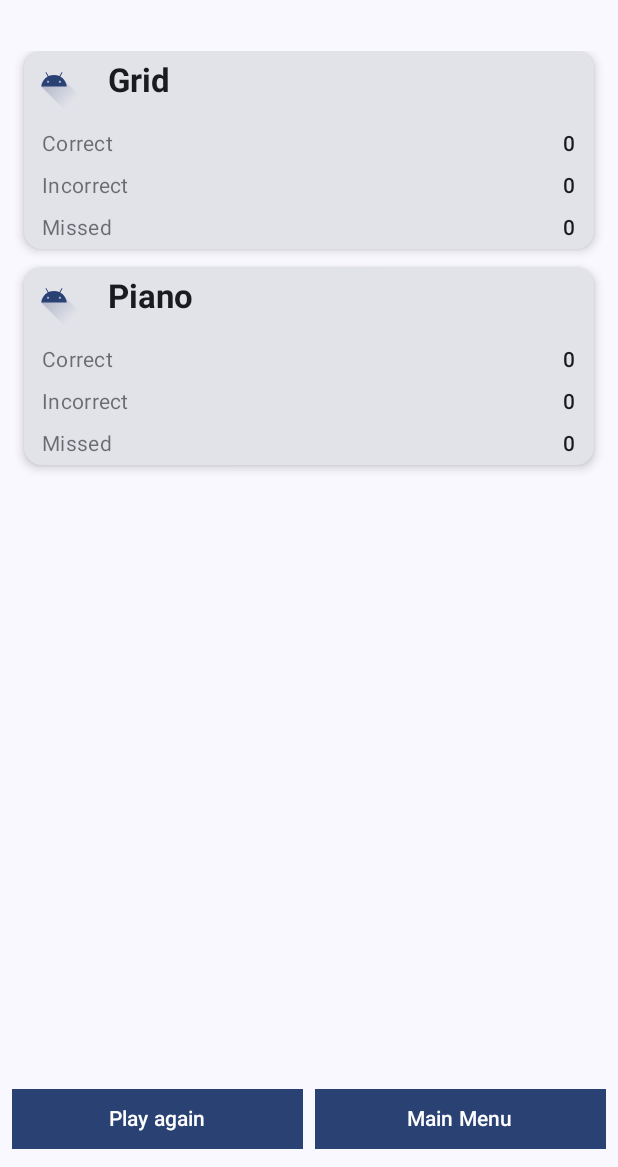
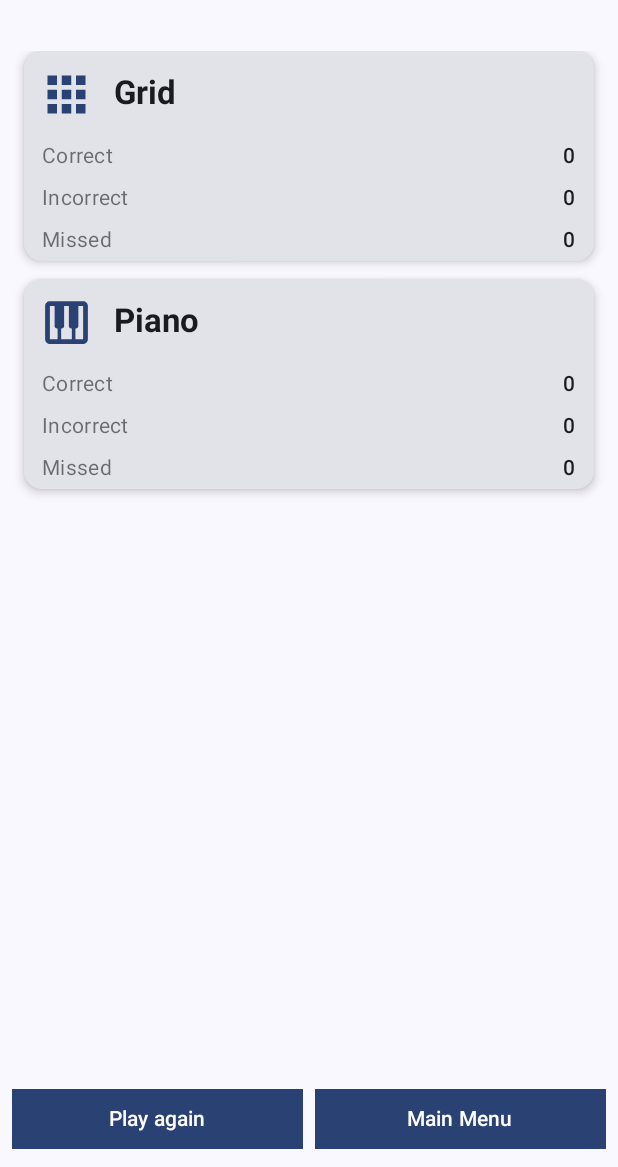
Before and after one commit to Tuple-N-Back/Tuple-N-Back, an Android app built with Jetpack Compose: the GameSummaryScreen screen opened through its navigation route, on a phone screen of 412 x 824 dp, the part 69-1236 px from its top. Run offline under Robolectric (Android 15) with nearby library versions, the phone set to English and light mode, and no system bars.

Commit message:
add game selection view

```diff
--- a/app/src/main/java/org/squidfish/tuple_n_back/GameScreen.kt
+++ b/app/src/main/java/org/squidfish/tuple_n_back/GameScreen.kt
@@ -47,8 +47,6 @@ fun GameScreen(
         LaunchedEffect(Unit) {
             onFinnish()
         }
-        //GameSummaryScreen(state.gameStats)
-        //onFinnish()
     }
 
 
--- /dev/null
+++ b/app/src/main/java/org/squidfish/tuple_n_back/GameSelectionScreen.kt
@@ -0,0 +1,106 @@
+package org.squidfish.tuple_n_back
+
+import androidx.compose.foundation.BorderStroke
+import androidx.compose.foundation.layout.Arrangement
+import androidx.compose.foundation.layout.Column
+import androidx.compose.foundation.layout.Row
+import androidx.compose.foundation.layout.Spacer
+import androidx.compose.foundation.layout.fillMaxSize
+import androidx.compose.foundation.layout.fillMaxWidth
+import androidx.compose.foundation.layout.padding
+import androidx.compose.foundation.layout.size
+import androidx.compose.foundation.lazy.LazyColumn
+import androidx.compose.foundation.lazy.items
+import androidx.compose.material3.Card
+import androidx.compose.material3.CardDefaults
+import androidx.compose.material3.Icon
+import androidx.compose.material3.MaterialTheme
+import androidx.compose.material3.Text
+import androidx.compose.runtime.Composable
+import androidx.compose.ui.Alignment
+import androidx.compose.ui.Modifier
+import androidx.compose.ui.graphics.vector.ImageVector
+import androidx.compose.ui.res.vectorResource
+import androidx.compose.ui.tooling.preview.Preview
+import androidx.compose.ui.unit.dp
+import org.squidfish.tuple_n_back.models.Game
+
+@Composable
+fun GameSelectionScreen(onStartGame: () -> Unit) {
+    Column(
+        modifier = Modifier.fillMaxSize(),
+        verticalArrangement = Arrangement.Top,
+        horizontalAlignment = Alignment.CenterHorizontally
+    ) {
+        LazyColumn(
+            modifier = Modifier.fillMaxWidth(),
+            verticalArrangement = Arrangement.Top
+        ) {
+            items(Game.entries.toTypedArray()) { game ->
+                // TODO: fetch
+                GameCard(game, 2, 123, onStartGame)
+            }
+        }
+    }
+    //Column(
+    //    modifier = Modifier.fillMaxSize(),
+    //    verticalArrangement = Arrangement.Center,
+    //    horizontalAlignment = Alignment.CenterHorizontally
+    //) {
+    //    Button(onClick = onStartGame) {
+    //        Text("Start New Game")
+    //    }
+    //}
+}
+
+@Composable
+fun GameCard(games: Game, highestLvl: Int, totalGames: Long, onClick: () -> Unit) {
+    // on-click open pop-up
+    Card(
+        modifier = Modifier.fillMaxWidth().padding(start = 16.dp, end = 16.dp, bottom = 8.dp, top = 8.dp),
+        border = BorderStroke(2.dp, MaterialTheme.colorScheme.tertiary),
+        elevation = CardDefaults.cardElevation(defaultElevation = 4.dp),
+        onClick = onClick
+    ) {
+        Row(modifier = Modifier.fillMaxWidth().padding(16.dp),
+            horizontalArrangement = Arrangement.SpaceBetween,
+            verticalAlignment = Alignment.CenterVertically)
+        {
+            Row(modifier = Modifier, horizontalArrangement = Arrangement.Start) {
+                // Game text
+                games.modules.forEach { game ->
+                    Text("$game ", style = MaterialTheme.typography.displaySmall)
+                }
+            }
+
+            Row(horizontalArrangement = Arrangement.End, modifier = Modifier.fillMaxWidth()) {
+                games.modules.forEach { game ->
+                    Icon(
+                        imageVector = ImageVector.vectorResource(game.toGameIconRes()),
+                        contentDescription = "Grid and Piano game",
+                        modifier = Modifier.size(48.dp)
+                    )
+
+                    Spacer(Modifier.size(4.dp))
+                }
+            }
+        }
+
+        Spacer(Modifier.size(12.dp))
+        Row(modifier = Modifier.fillMaxWidth().padding(bottom = 16.dp, end = 20.dp),
+            horizontalArrangement = Arrangement.End,
+            verticalAlignment = Alignment.CenterVertically,
+        ) {
+            Column() {
+                Text("Level: $highestLvl", style = MaterialTheme.typography.headlineMedium)
+                Text("Games: $totalGames", style = MaterialTheme.typography.bodyLarge)
+            }
+        }
+    }
+}
+
+@Preview
+@Composable
+fun GameSelectionScreenPreview() {
+    TupleNBackApp()
+}
--- a/app/src/main/java/org/squidfish/tuple_n_back/GameSummary.kt
+++ b/app/src/main/java/org/squidfish/tuple_n_back/GameSummary.kt
@@ -98,16 +98,16 @@ fun StatCard(modifier: Modifier, game: GameType, stats: GameStats) {
         // Icon and name
         Row(
             verticalAlignment = Alignment.CenterVertically,
-            modifier = Modifier.padding(bottom = 8.dp)
+            modifier = Modifier.padding(bottom = 8.dp, top = 8.dp, start = 8.dp)
         ) {
             Icon(
-                imageVector = icon,
+                imageVector = ImageVector.vectorResource(game.toGameIconRes()),
                 contentDescription = "$game",
-                modifier = Modifier.size(40.dp),
+                modifier = Modifier.size(40.dp).padding(top=2.dp),
                 tint = MaterialTheme.colorScheme.primary
             )
 
-            Spacer(modifier = Modifier.width(16.dp))
+            Spacer(modifier = Modifier.width(12.dp))
 
             Text(
                 text = "$game",
--- a/app/src/main/java/org/squidfish/tuple_n_back/MainMenuScreen.kt
+++ /dev/null
@@ -1,23 +0,0 @@
-package org.squidfish.tuple_n_back
-
-import androidx.compose.foundation.layout.Arrangement
-import androidx.compose.foundation.layout.Column
-import androidx.compose.foundation.layout.fillMaxSize
-import androidx.compose.material3.Button
-import androidx.compose.material3.Text
-import androidx.compose.runtime.Composable
-import androidx.compose.ui.Alignment
-import androidx.compose.ui.Modifier
-
-@Composable
-fun MainMenuScreen(onStartGame: () -> Unit) {
-    Column(
-        modifier = Modifier.fillMaxSize(),
-        verticalArrangement = Arrangement.Center,
-        horizontalAlignment = Alignment.CenterHorizontally
-    ) {
-        Button(onClick = onStartGame) {
-            Text("Start New Game")
-        }
-    }
-}
--- a/app/src/main/java/org/squidfish/tuple_n_back/TupleNBackApp.kt
+++ b/app/src/main/java/org/squidfish/tuple_n_back/TupleNBackApp.kt
@@ -16,13 +16,12 @@ import androidx.navigation.compose.composable
 import androidx.navigation.compose.rememberNavController
 import org.squidfish.tuple_n_back.models.AppEvent
 import org.squidfish.tuple_n_back.models.GameSettings
-import org.squidfish.tuple_n_back.models.GameStats
 import org.squidfish.tuple_n_back.models.GameType
 import org.squidfish.tuple_n_back.models.GameViewModel
 
 
 enum class ScreenType(@StringRes val title: Int) {
-    MainMenu(R.string.main_menu_screen_name),
+    GameSelection(R.string.game_selection_screen_name),
     Game(R.string.game_screen_name),
     Summary(R.string.summary_screen_name)
 }
@@ -39,7 +38,7 @@ fun TupleNBackApp (
     ) { innerPadding ->
         NavHost(
             navController = navController,
-            startDestination = ScreenType.MainMenu.name,
+            startDestination = ScreenType.GameSelection.name,
             modifier = Modifier.padding(innerPadding)
         ) {
 
@@ -66,7 +65,7 @@ fun TupleNBackApp (
                         gameModel.onEvent(AppEvent.PlayAgain)
                     },
                     onMainMenu = {
-                        navController.navigate(ScreenType.MainMenu.name) {
+                        navController.navigate(ScreenType.GameSelection.name) {
                             popUpTo(0)
                         }
                         gameModel.onEvent(AppEvent.ResetGameState)
@@ -74,9 +73,9 @@ fun TupleNBackApp (
                 )
                 Log.v(TAG, "Finished GameSummaryScreen composition")
             }
-            composable(route = ScreenType.MainMenu.name) {
-                Log.v(TAG, "Composing ${ScreenType.MainMenu}")
-                MainMenuScreen(onStartGame = {
+            composable(route = ScreenType.GameSelection.name) {
+                Log.v(TAG, "Composing ${ScreenType.GameSelection}")
+                GameSelectionScreen(onStartGame = {
                     navController.navigate(ScreenType.Game.name)
                     gameModel.onEvent(AppEvent.PlayAgain)
                 })
--- a/app/src/main/java/org/squidfish/tuple_n_back/models/GameSettings.kt
+++ b/app/src/main/java/org/squidfish/tuple_n_back/models/GameSettings.kt
@@ -1,5 +1,6 @@
 package org.squidfish.tuple_n_back.models
 
+import androidx.annotation.DrawableRes
 import androidx.annotation.StringRes
 import org.squidfish.tuple_n_back.R
 
@@ -26,4 +27,18 @@ enum class GameType(@StringRes val type: Int) {
             Vibration -> TODO()
         }
     }
+
+    fun toGameIconRes(): Int {
+        return when (this) {
+            Grid -> R.drawable.grid_game_icon
+            Piano -> R.drawable.piano_game_icon
+
+            else -> TODO()
+        }
+    }
 }
+
+enum class Game(val modules: List<GameType>) {
+    GridPiano(listOf(GameType.Grid, GameType.Piano)),
+    Grid(listOf(GameType.Grid))
+}
--- /dev/null
+++ b/app/src/main/res/drawable/grid_game_icon.xml
@@ -0,0 +1,5 @@
+<vector xmlns:android="http://schemas.android.com/apk/res/android" android:alpha="0.75" android:height="24dp" android:tint="#000000" android:viewportHeight="24" android:viewportWidth="24" android:width="24dp">
+
+    <path android:fillColor="@android:color/white" android:pathData="M4,8h4L8,4L4,4v4zM10,20h4v-4h-4v4zM4,20h4v-4L4,16v4zM4,14h4v-4L4,10v4zM10,14h4v-4h-4v4zM16,4v4h4L20,4h-4zM10,8h4L14,4h-4v4zM16,14h4v-4h-4v4zM16,20h4v-4h-4v4z"/>
+
+</vector>
--- /dev/null
+++ b/app/src/main/res/drawable/piano_game_icon.xml
@@ -0,0 +1,5 @@
+<vector xmlns:android="http://schemas.android.com/apk/res/android" android:alpha="0.75" android:height="24dp" android:tint="#000000" android:viewportHeight="24" android:viewportWidth="24" android:width="24dp">
+
+    <path android:fillColor="@android:color/white" android:pathData="M19,3H5C3.9,3 3,3.9 3,5v14c0,1.1 0.9,2 2,2h14c1.1,0 2,-0.9 2,-2V5C21,3.9 20.1,3 19,3zM14,14.5h0.25V19h-4.5v-4.5H10c0.55,0 1,-0.45 1,-1V5h2v8.5C13,14.05 13.45,14.5 14,14.5zM5,5h2v8.5c0,0.55 0.45,1 1,1h0.25V19H5V5zM19,19h-3.25v-4.5H16c0.55,0 1,-0.45 1,-1V5h2V19z"/>
+
+</vector>
--- a/app/src/main/res/values/strings.xml
+++ b/app/src/main/res/values/strings.xml
@@ -4,5 +4,6 @@
     <string name="sound_game">Sound</string>
     <string name="game_screen_name">Game</string>
     <string name="summary_screen_name">Summary</string>
+    <string name="game_selection_screen_name">Game Selection</string>
     <string name="main_menu_screen_name">Main Menu</string>
 </resources>
```
